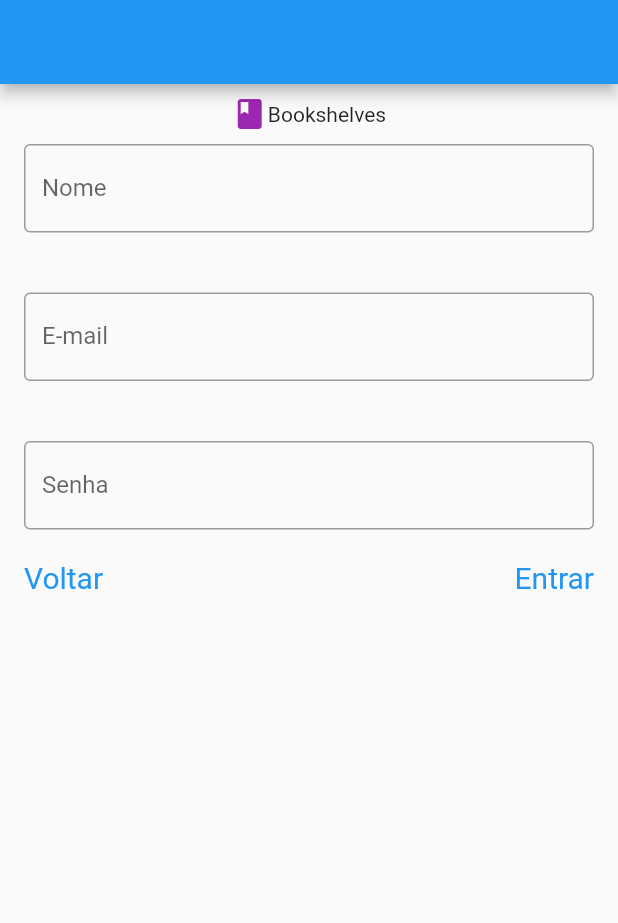
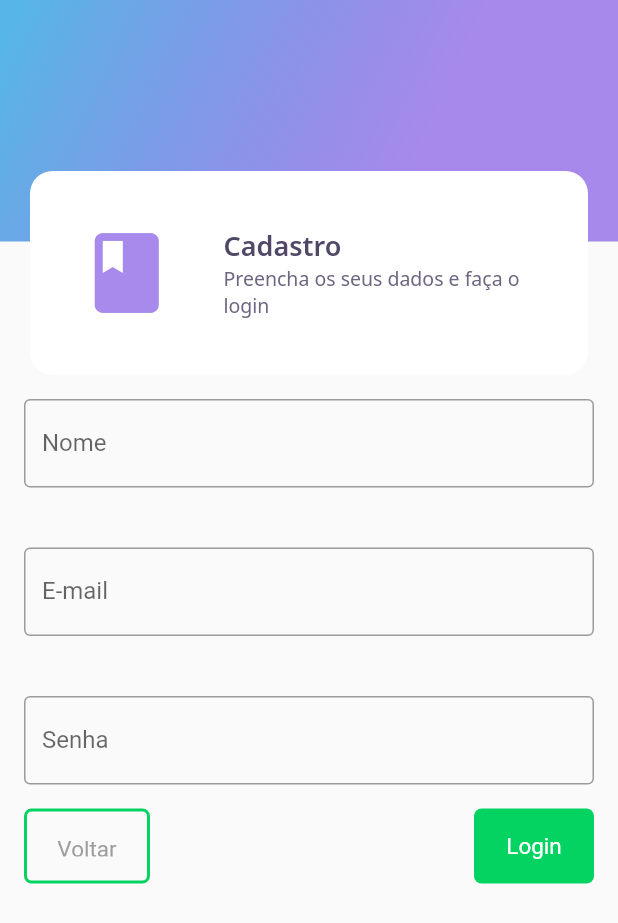
Before and after one commit to 11emilia11/bookshelvesapp, a Flutter app: the screen it shows after launch, on a phone screen of 412 x 824 dp. Shown: the top 923 px of the screen. Run offline on Flutter 3.47's test engine with Material 2 defaults, Android fonts, the phone set to English and light mode, and no system bars; our stand-ins replace google_fonts.

Commit message:
improving layout register screen

```diff
--- a/lib/home/home_page.dart
+++ b/lib/home/home_page.dart
@@ -18,9 +18,8 @@ class _HomePageState extends State<HomePage> {
   @override
   Widget build(BuildContext context) {
     return Scaffold(
-        appBar: HomeAppBar(
+        appBar: HomeAppBar(),
 
-        ),
         body: Padding(
             padding: EdgeInsets.all(20),
             child: ListView(
@@ -80,7 +79,7 @@ class _HomePageState extends State<HomePage> {
                   margin: const EdgeInsets.symmetric(horizontal: 8.0, vertical: 8.0),
                    decoration: BoxDecoration(
                     borderRadius: BorderRadius.circular(5.0),
-                    border: Border.all(color: Color(0xFF04D361), width: 3),
+                    border: Border.all(color: Color(0xFF04D361), width: 2),
                   ),
                   child: Center(
                       child: TextButton(
--- a/lib/main.dart
+++ b/lib/main.dart
@@ -2,6 +2,7 @@ import 'package:bookshelvesapp/book/book_detail_page.dart';
 import 'package:bookshelvesapp/feed/feed_page.dart';
 import 'package:bookshelvesapp/home/home_page.dart';
 import 'package:bookshelvesapp/register/register_page.dart';
+import 'package:bookshelvesapp/register/widgets/register_app_bar.dart';
 import 'package:flutter/material.dart';
 
 
--- a/lib/register/register_page.dart
+++ b/lib/register/register_page.dart
@@ -1,3 +1,4 @@
+import 'package:bookshelvesapp/register/widgets/register_app_bar.dart';
 import 'package:flutter/material.dart';
 
 class RegisterPage extends StatelessWidget {
@@ -8,22 +9,13 @@ class RegisterPage extends StatelessWidget {
   @override
   Widget build(BuildContext context) {
     return Scaffold(
-      appBar: AppBar(),
+      appBar: RegisterAppBar(),
+
       body: Padding(
-        padding: const EdgeInsets.all(8.0),
-        child: Column(
-        children: [
+        padding:const EdgeInsets.all(8.0),
+        child: ListView(
+        children: <Widget> [
 
-          Row(
-            mainAxisAlignment: MainAxisAlignment.center,
-            children: [
-              Icon(Icons.book_rounded, color: Colors.purple),
-              Text('Bookshelves', style: TextStyle(),),
-
-
-            ]
-          ),
-           // appbar
           Column(
             mainAxisAlignment: MainAxisAlignment.spaceEvenly,
             children: [
@@ -66,21 +58,51 @@ class RegisterPage extends StatelessWidget {
               ),
 
             ],
-          ), // form
+          ),
           Row(
             mainAxisAlignment: MainAxisAlignment.spaceBetween,
             children: [
-              TextButton(
-                style: TextButton.styleFrom(
-                  textStyle: const TextStyle(fontSize: 20)),
-                onPressed: () {},
-                child: const Text('Voltar'),),
 
-              TextButton(
-                style: TextButton.styleFrom(
-                  textStyle: const TextStyle(fontSize: 20)),
-                onPressed: () {},
-                child: const Text('Entrar'),),
+              Container(
+                  height: 50.0,
+                  padding: const EdgeInsets.all(8.0),
+                  margin: const EdgeInsets.symmetric(horizontal: 8.0, vertical: 8.0),
+                   decoration: BoxDecoration(
+                    borderRadius: BorderRadius.circular(5.0),
+                    border: Border.all(color: Color(0xFF04D361), width: 2),
+                  ),
+                  child: Center(
+                      child: TextButton(
+                        style: TextButton.styleFrom(
+                          textStyle: const TextStyle(fontSize: 15),
+                        ),
+                        onPressed: null,
+                        child: const Text('Voltar' , style: TextStyle(color: Colors.grey)),
+
+                      ),
+
+                    )),
+               Container(
+                  height: 50.0,
+                  padding: const EdgeInsets.all(8.0),
+                  margin: const EdgeInsets.symmetric(horizontal: 8.0, vertical: 8.0),
+
+                   decoration: BoxDecoration(
+                    borderRadius: BorderRadius.circular(5.0),
+                    color:  Color(0xFF04D361),
+                  ),
+                  child: Center(
+                      child: TextButton(
+                        style: TextButton.styleFrom(
+                          textStyle: const TextStyle(fontSize: 15),
+                        ),
+                        onPressed: null,
+                        child: const Text('Login', style: TextStyle(color: Colors.white)),
+
+                      ),
+
+                    )),
+
 
 
             ],
--- /dev/null
+++ b/lib/register/widgets/register_app_bar.dart
@@ -0,0 +1,28 @@
+import 'package:bookshelvesapp/core/app_gradients.dart';
+import 'package:bookshelvesapp/register/widgets/register_card_widget.dart';
+import 'package:flutter/cupertino.dart';
+
+class RegisterAppBar extends PreferredSize {
+  RegisterAppBar() : super(
+    preferredSize: Size.fromHeight(250),
+    child: Container(
+      height: 250,
+      child: Stack(
+        children: [
+          Container(
+            height: 161,
+           padding: const EdgeInsets.symmetric(horizontal: 20),
+            width: double.maxFinite,
+            decoration: BoxDecoration(gradient: AppGradients.linear),
+
+          ),
+            Align(
+              alignment: Alignment(0.0, 1.0),
+              child: RegisterCardWidget()
+              )
+        ],
+      )
+    ),
+  );
+
+}
--- /dev/null
+++ b/lib/register/widgets/register_card_widget.dart
@@ -0,0 +1,48 @@
+import 'package:bookshelvesapp/core/app_colors.dart';
+import 'package:bookshelvesapp/core/app_text_styles.dart';
+import 'package:flutter/material.dart';
+
+class RegisterCardWidget extends StatelessWidget {
+  const RegisterCardWidget({ Key key }) : super(key: key);
+
+  @override
+  Widget build(BuildContext context) {
+    return Padding(
+      padding: const EdgeInsets.only(left:20, right:20),
+      child: Container(
+        height: 136,
+        decoration: BoxDecoration(
+          color: AppColors.white,
+          borderRadius: BorderRadius.circular(15)),
+        child: Padding(
+          padding: const EdgeInsets.symmetric(horizontal: 24),
+          child: Row(
+            crossAxisAlignment: CrossAxisAlignment.center,
+            children: [
+               Expanded(
+                  flex: 1,
+                  child: Icon(Icons.book, color: Color.fromRGBO(130, 87, 229, 0.695), size: 64,)
+              ),
+              Expanded(
+                  flex: 3,
+                  child: Padding(
+                    padding: const EdgeInsets.only(left: 24),
+                    child: Column(
+                      mainAxisAlignment: MainAxisAlignment.center,
+                      crossAxisAlignment: CrossAxisAlignment.start,
+                      children:  [
+                        Text(
+                          "Cadastro",
+                          style: AppTextStyles.heading),
+                        Text(
+                          "Preencha os seus dados e faça o login",
+                          style: AppTextStyles.body)
+                        ],
+                ),
+                  ),
+              )
+          ]),
+        )),
+    );
+  }
+}
```
